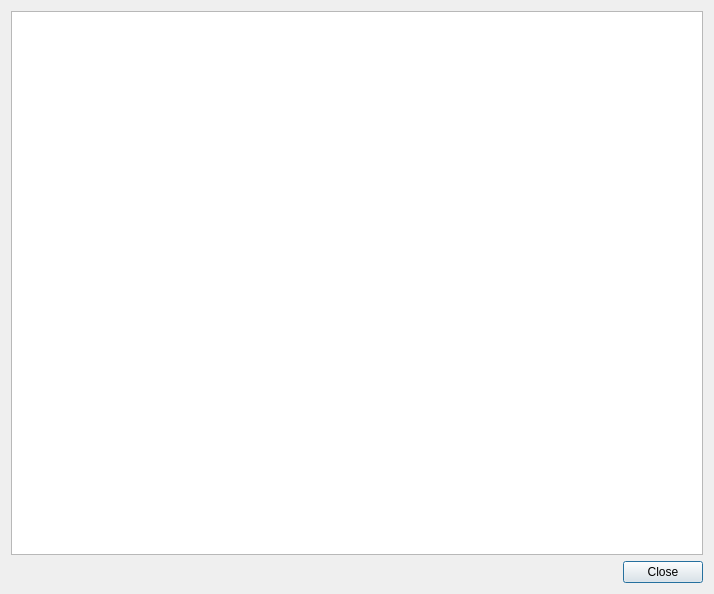
First picture: the form in reportoutput.ui, repository themattkerr/ModeContingencyCalc, before the edit.
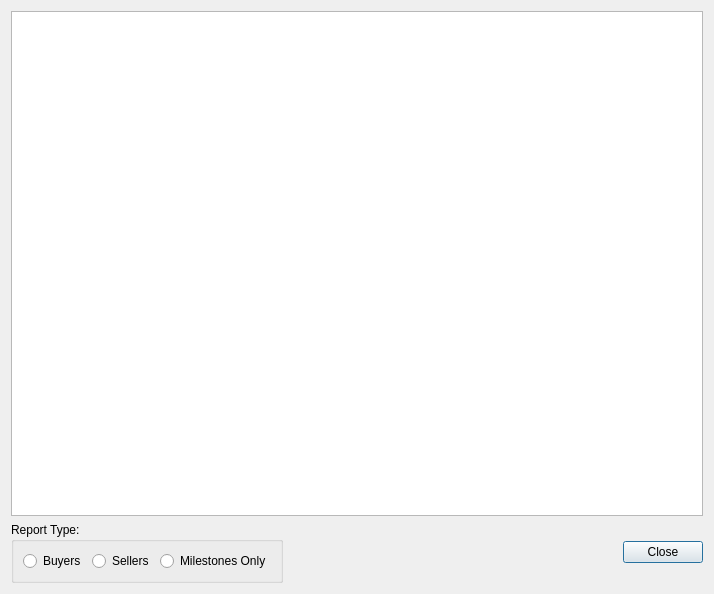
Second picture: the form after the edit.

Commit message:
Lots of work on reports
added seller and buyer and milestone reports
fixed buyer earnest money
also fixed custom fields so they store correctly

```diff
--- a/reportoutput.ui
+++ b/reportoutput.ui
@@ -26,6 +26,36 @@
    </item>
    <item>
     <layout class="QHBoxLayout" name="horizontalLayout">
+     <item>
+      <widget class="QGroupBox" name="groupBox">
+       <property name="title">
+        <string>Report Type:</string>
+       </property>
+       <layout class="QHBoxLayout" name="horizontalLayout_2">
+        <item>
+         <widget class="QRadioButton" name="radioButton_Buyers">
+          <property name="text">
+           <string>Buyers</string>
+          </property>
+         </widget>
+        </item>
+        <item>
+         <widget class="QRadioButton" name="radioButton_Sellers">
+          <property name="text">
+           <string>Sellers</string>
+          </property>
+         </widget>
+        </item>
+        <item>
+         <widget class="QRadioButton" name="radioButton_Milestones">
+          <property name="text">
+           <string>Milestones Only</string>
+          </property>
+         </widget>
+        </item>
+       </layout>
+      </widget>
+     </item>
      <item>
       <spacer name="horizontalSpacer">
        <property name="orientation">
```
The commit also changes 9 other files.
